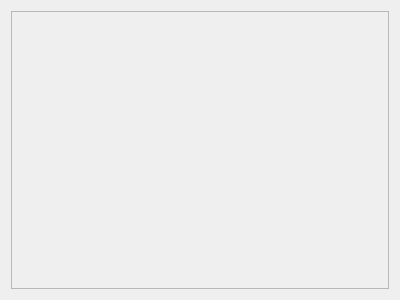
The window that Tools/ShaderViewer/ShaderViewer.ui (ricmzn/SomeGame) describes before a commit, drawn with Qt 5.
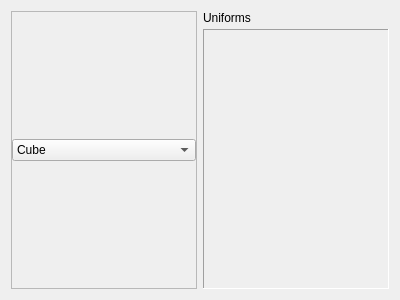
The same window after the commit.

Commit message: Apply new layout to ShaderViewer, add placeholder DataZipper

The edit to the form file:
```diff
--- a/Tools/ShaderViewer/ShaderViewer.ui
+++ b/Tools/ShaderViewer/ShaderViewer.ui
@@ -13,9 +13,15 @@
   <property name="windowTitle">
    <string>Form</string>
   </property>
-  <layout class="QVBoxLayout" name="verticalLayout">
+  <layout class="QHBoxLayout" name="horizontalLayout">
    <item>
     <widget class="QFrame" name="glFrame">
+     <property name="sizePolicy">
+      <sizepolicy hsizetype="Expanding" vsizetype="Preferred">
+       <horstretch>0</horstretch>
+       <verstretch>0</verstretch>
+      </sizepolicy>
+     </property>
      <property name="frameShape">
       <enum>QFrame::StyledPanel</enum>
      </property>
@@ -38,6 +44,109 @@
       <property name="bottomMargin">
        <number>0</number>
       </property>
+      <item>
+       <widget class="QFrame" name="glModelSelectorFrame">
+        <property name="sizePolicy">
+         <sizepolicy hsizetype="Preferred" vsizetype="Fixed">
+          <horstretch>0</horstretch>
+          <verstretch>0</verstretch>
+         </sizepolicy>
+        </property>
+        <property name="minimumSize">
+         <size>
+          <width>0</width>
+          <height>24</height>
+         </size>
+        </property>
+        <layout class="QHBoxLayout" name="horizontalLayout_2">
+         <property name="leftMargin">
+          <number>0</number>
+         </property>
+         <property name="topMargin">
+          <number>0</number>
+         </property>
+         <property name="rightMargin">
+          <number>0</number>
+         </property>
+         <property name="bottomMargin">
+          <number>0</number>
+         </property>
+         <item>
+          <widget class="QComboBox" name="glModelSelector">
+           <item>
+            <property name="text">
+             <string>Cube</string>
+            </property>
+           </item>
+           <item>
+            <property name="text">
+             <string>Isocahedron</string>
+            </property>
+           </item>
+           <item>
+            <property name="text">
+             <string>Sphere</string>
+            </property>
+           </item>
+           <item>
+            <property name="text">
+             <string>Plane</string>
+            </property>
+           </item>
+          </widget>
+         </item>
+        </layout>
+       </widget>
+      </item>
+     </layout>
+    </widget>
+   </item>
+   <item>
+    <widget class="QFrame" name="frame">
+     <layout class="QVBoxLayout" name="verticalLayout">
+      <property name="spacing">
+       <number>4</number>
+      </property>
+      <property name="leftMargin">
+       <number>0</number>
+      </property>
+      <property name="topMargin">
+       <number>0</number>
+      </property>
+      <property name="rightMargin">
+       <number>0</number>
+      </property>
+      <property name="bottomMargin">
+       <number>0</number>
+      </property>
+      <item>
+       <widget class="QLabel" name="uniformsLabel">
+        <property name="text">
+         <string>Uniforms</string>
+        </property>
+       </widget>
+      </item>
+      <item>
+       <widget class="QScrollArea" name="uniformScrollArea">
+        <property name="frameShape">
+         <enum>QFrame::Panel</enum>
+        </property>
+        <property name="widgetResizable">
+         <bool>true</bool>
+        </property>
+        <widget class="QWidget" name="uniformWidget">
+         <property name="geometry">
+          <rect>
+           <x>0</x>
+           <y>0</y>
+           <width>186</width>
+           <height>263</height>
+          </rect>
+         </property>
+         <layout class="QVBoxLayout" name="verticalLayout_2"/>
+        </widget>
+       </widget>
+      </item>
      </layout>
     </widget>
    </item>
```
The commit also changes 11 other files.
